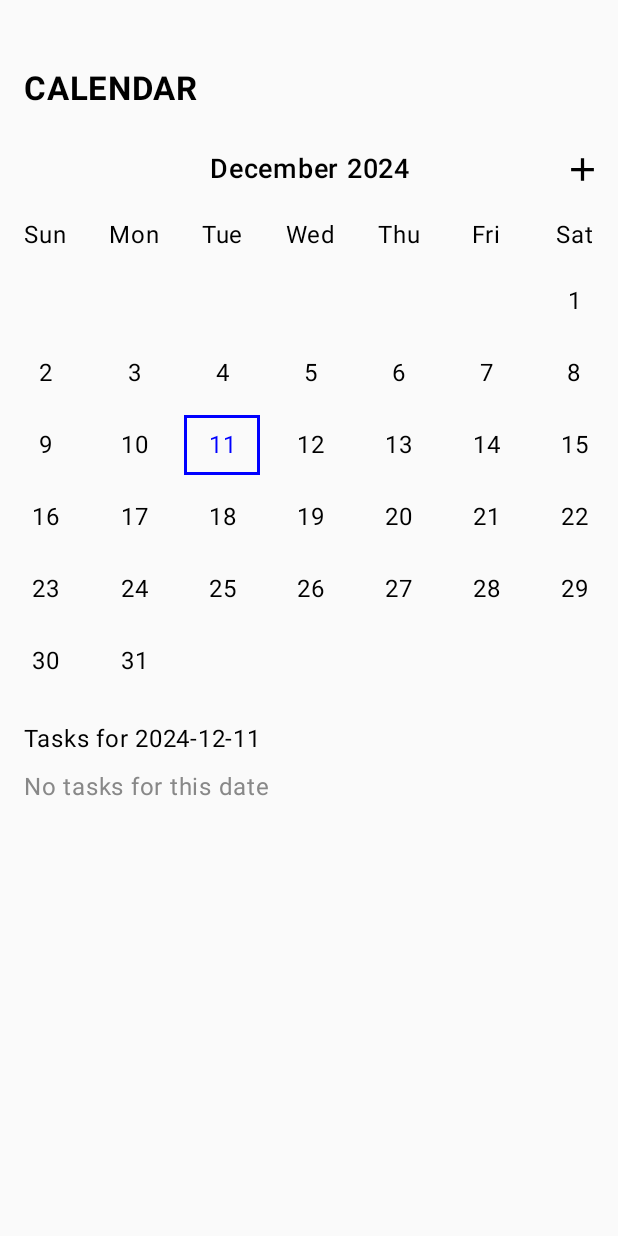
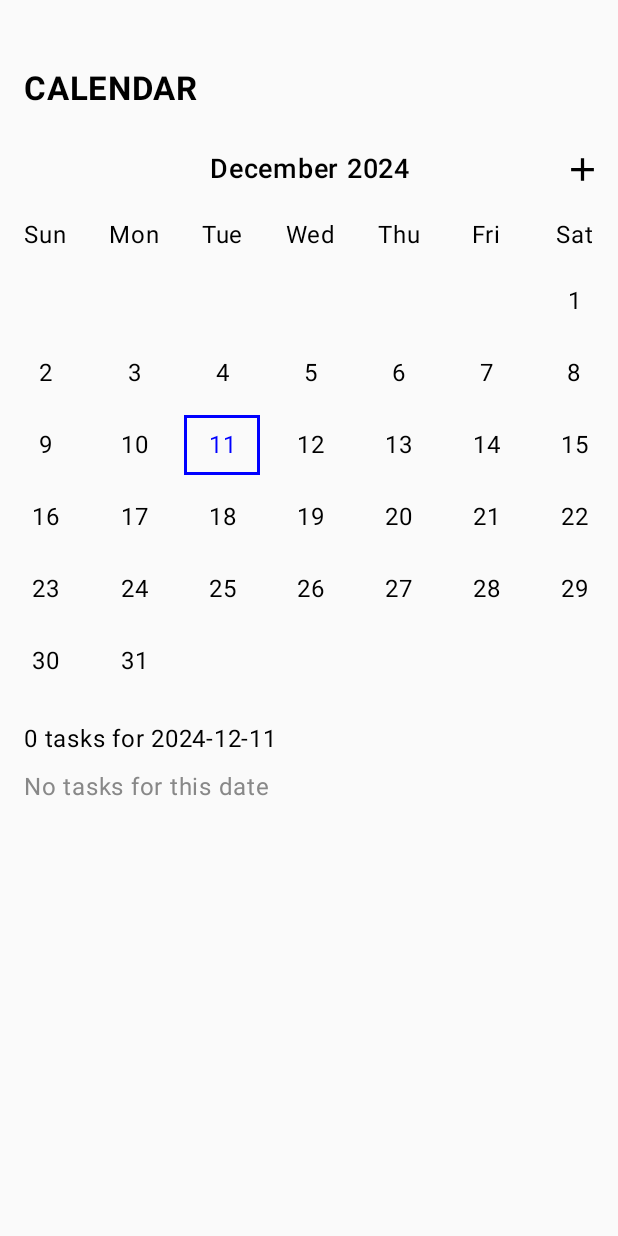
Before and after one commit to devprincefahad/MonthViewApp, an Android app built with Jetpack Compose: the screen it shows after launch (MainActivity), on a phone screen of 412 x 824 dp. Run offline under Robolectric (Android 15) with nearby library versions, the phone set to English and light mode, and no system bars; our stand-ins replace Dagger/Hilt's generated code.

Commit message:
added count for no of tasks on a date

```diff
--- a/app/src/main/java/dev/prince/monthviewapp/ui/calendar/CalendarScreen.kt
+++ b/app/src/main/java/dev/prince/monthviewapp/ui/calendar/CalendarScreen.kt
@@ -136,8 +136,9 @@ fun CalendarScreen(
                 .padding(16.dp)
         ) {
             Text(
-                text = "Tasks for $selectedDate",
-                modifier = Modifier.padding(bottom = 8.dp)
+                text = "${filteredTasks.size} ${if (filteredTasks.size == 1) "task" else "tasks"} for $selectedDate",
+                modifier = Modifier.padding(bottom = 8.dp),
+                fontSize = 16.sp
             )
 
             if (filteredTasks.isEmpty()) {
```
